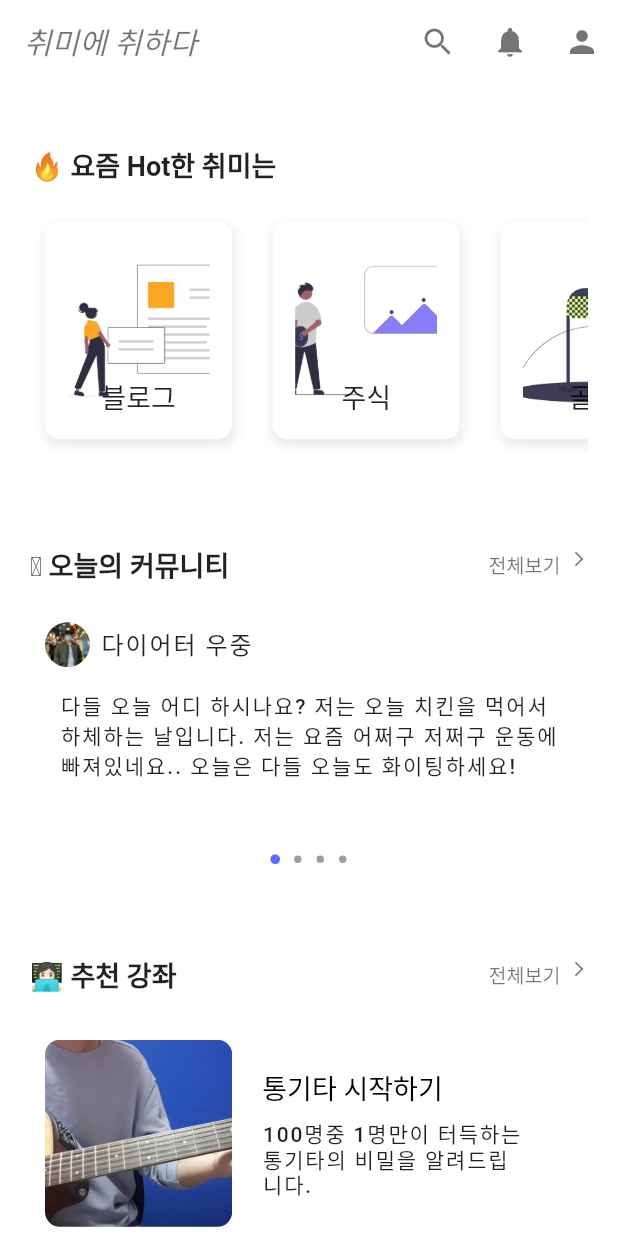
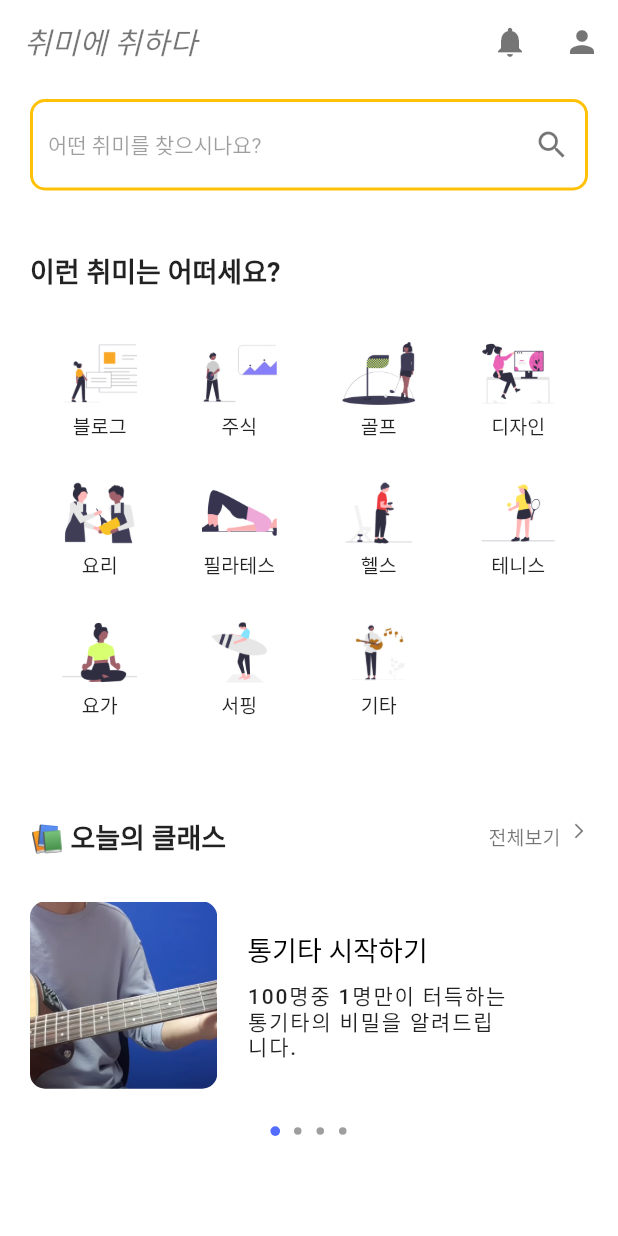
Before and after one commit to PoomAt-E/hobby-mate, a Flutter app: the HomeScreen screen opened directly, on a phone screen of 412 x 824 dp. Run offline on Flutter 3.47's test engine with Material 2 defaults, Android fonts, the phone set to English and light mode, and no system bars; drawn by our look-alikes of smooth_page_indicator; our stand-ins replace chat_bubbles, chewie, cloud_firestore, dio, file_picker, firebase_core and 6 more; accounts and stored records are empty.

Commit message:
design: home 디자인 변경

```diff
--- a/lib/screen/main/home_screen.dart
+++ b/lib/screen/main/home_screen.dart
@@ -20,6 +20,7 @@ final popularPostProvider =
 class Hobby {
   final String title;
   final String icon;
+
   Hobby({required this.title, required this.icon});
 }
 
@@ -47,8 +48,13 @@ class HomeScreenState extends ConsumerState<HomeScreen> {
 
   final communityPageController = PageController();
   final classPageController = PageController();
+  int column = 0;
+
   @override
   Widget build(BuildContext context) {
+    column = hobbyList.length ~/ 4;
+    if(hobbyList.length % 4 != 0) column += 1;
+
     return Scaffold(
       appBar: AppBar(
         backgroundColor: Colors.white,
@@ -59,15 +65,6 @@ class HomeScreenState extends ConsumerState<HomeScreen> {
         ),
         leadingWidth: 0,
         actions: [
-          IconButton(
-            icon: const Icon(Icons.search, color: Colors.black54),
-            onPressed: () {
-              Navigator.push(
-                  context,
-                  MaterialPageRoute(
-                      builder: (context) => const SearchScreen()));
-            },
-          ),
           IconButton(
             icon: const Icon(Icons.notifications, color: Colors.black54),
             onPressed: () {},
@@ -83,96 +80,134 @@ class HomeScreenState extends ConsumerState<HomeScreen> {
           child:
               Column(crossAxisAlignment: CrossAxisAlignment.start, children: [
         const SizedBox(
-          height: 20,
+          height: 10,
         ),
+        Container(
+          margin: const EdgeInsets.symmetric(horizontal: 20),
+          child: InkWell(
+            onTap: () {
+              Navigator.push(
+                  context,
+                  MaterialPageRoute(
+                      builder: (context) => const SearchScreen()));
+            },
+            child: TextField(
+              enabled: false,
+              onTap: () {
+                Navigator.push(
+                    context,
+                    MaterialPageRoute(
+                        builder: (context) => const SearchScreen()));
+              },
+              decoration: InputDecoration(
+                hintText: '어떤 취미를 찾으시나요?',
+                hintStyle: const TextStyle(fontSize: 14),
+                border: OutlineInputBorder(
+                  borderRadius: BorderRadius.circular(5),
+                  borderSide: const BorderSide(color: Colors.amber, width: 2),
+                ),
+                disabledBorder: OutlineInputBorder(
+                  borderRadius: BorderRadius.circular(10),
+                  borderSide: const BorderSide(color: Colors.amber, width: 2),
+                ),
+                suffixIcon: const Icon(
+                  Icons.search,
+                  color: Colors.black54,
+                ),
+              ),
+            ),
+          ),
+        ),
+        const SizedBox(height: 20,),
         Container(
             padding: const EdgeInsets.symmetric(horizontal: 20, vertical: 20),
             color: Colors.white,
             child:
                 Column(crossAxisAlignment: CrossAxisAlignment.start, children: [
               const Padding(
-                  padding: EdgeInsets.only(bottom: 15),
+                  padding: EdgeInsets.only(bottom: 30),
                   child: Text(
-                    '🔥 요즘 Hot한 취미는',
+                    '이런 취미는 어떠세요?',
                     style: TextStyles.homeTitleTextStyle,
                   )),
               SizedBox(
                 width: double.infinity,
-                height: MediaQuery.of(context).size.height * 0.2,
-                child: HobbyBoxWidget(hobbyList: hobbyList, size: MediaQuery.of(context).size.height * 0.2),
+                height: 90*column.toDouble()+10,
+                child: HobbyBoxWidget(
+                    hobbyList: hobbyList,
               ),
-            ])),
-        const SizedBox(
-          height: 20,
-        ),
-        Container(
-            padding: const EdgeInsets.symmetric(horizontal: 20, vertical: 20),
-            color: Colors.white,
-            child:
-                Column(crossAxisAlignment: CrossAxisAlignment.start, children: [
-              Padding(
-                  padding: const EdgeInsets.only(bottom: 15),
-                  child: Row(
-                      mainAxisAlignment: MainAxisAlignment.spaceBetween,
-                      mainAxisSize: MainAxisSize.max,
-                      children: [
-                        const Text(
-                          '🪧 오늘의 커뮤니티',
-                          style: TextStyles.homeTitleTextStyle,
-                        ),
-                        InkWell(
-                          onTap: () =>
-                              ref.read(bottomNavProvider.notifier).state = 2,
-                          child: Row(
-                              crossAxisAlignment: CrossAxisAlignment.start,
-                              children: const [
-                                Text(
-                                  '전체보기  ',
-                                  style: TextStyle(
-                                      fontSize: 13, color: Colors.black54),
-                                ),
-                                Icon(
-                                  Icons.arrow_forward_ios,
-                                  size: 12,
-                                  color: Colors.black54,
-                                )
-                              ]),
-                        )
-                      ])),
-              Container(
-                height: MediaQuery.of(context).size.height * 0.2,
-                width: double.infinity,
-                alignment: Alignment.center,
-                child: PageView.builder(
-                    scrollDirection: Axis.horizontal,
-                    controller: communityPageController,
-                    physics: const BouncingScrollPhysics(),
-                    itemCount: 4,
-                    itemBuilder: (context, index) {
-                      return const CommunityBoxWidget();
-                    }),
-              ),
-              Container(
-                width: double.infinity,
-                alignment: Alignment.center,
-                child: SmoothPageIndicator(
-                    controller: communityPageController,
-                    count: 4,
-                    effect: const ScrollingDotsEffect(
-                      activeDotColor: Colors.indigoAccent,
-                      activeStrokeWidth: 10,
-                      activeDotScale: 1.7,
-                      maxVisibleDots: 5,
-                      radius: 8,
-                      spacing: 10,
-                      dotHeight: 5,
-                      dotWidth: 5,
-                    )),
-              )
-            ])),
-        const SizedBox(
-          height: 20,
-        ),
+            )])),
+        // const SizedBox(
+        //   height: 20,
+        // ),
+        // Container(
+        //     padding: const EdgeInsets.symmetric(horizontal: 20, vertical: 20),
+        //     color: Colors.white,
+        //     child:
+        //         Column(crossAxisAlignment: CrossAxisAlignment.start, children: [
+        //       Padding(
+        //           padding: const EdgeInsets.only(bottom: 15),
+        //           child: Row(
+        //               mainAxisAlignment: MainAxisAlignment.spaceBetween,
+        //               mainAxisSize: MainAxisSize.max,
+        //               children: [
+        //                 const Text(
+        //                   '🪧 오늘의 커뮤니티',
+        //                   style: TextStyles.homeTitleTextStyle,
+        //                 ),
+        //                 InkWell(
+        //                   onTap: () =>
+        //                       ref.read(bottomNavProvider.notifier).state = 2,
+        //                   child: Row(
+        //                       crossAxisAlignment: CrossAxisAlignment.start,
+        //                       children: const [
+        //                         Text(
+        //                           '전체보기  ',
+        //                           style: TextStyle(
+        //                               fontSize: 13, color: Colors.black54),
+        //                         ),
+        //                         Icon(
+        //                           Icons.arrow_forward_ios,
+        //                           size: 12,
+        //                           color: Colors.black54,
+        //                         )
+        //                       ]),
+        //                 )
+        //               ])),
+        //       Container(
+        //         height: MediaQuery.of(context).size.height * 0.2,
+        //         width: double.infinity,
+        //         alignment: Alignment.center,
+        //         child: PageView.builder(
+        //             scrollDirection: Axis.horizontal,
+        //             controller: communityPageController,
+        //             physics: const BouncingScrollPhysics(),
+        //             itemCount: 4,
+        //             itemBuilder: (context, index) {
+        //               return const CommunityBoxWidget();
+        //             }),
+        //       ),
+        //       Container(
+        //         width: double.infinity,
+        //         alignment: Alignment.center,
+        //         child: SmoothPageIndicator(
+        //             controller: communityPageController,
+        //             count: 4,
+        //             effect: const ScrollingDotsEffect(
+        //               activeDotColor: Colors.indigoAccent,
+        //               activeStrokeWidth: 10,
+        //               activeDotScale: 1.7,
+        //               maxVisibleDots: 5,
+        //               radius: 8,
+        //               spacing: 10,
+        //               dotHeight: 5,
+        //               dotWidth: 5,
+        //             )),
+        //       )
+        //     ])),
+        // const SizedBox(
+        //   height: 20,
+        // ),
         Container(
             padding: const EdgeInsets.symmetric(horizontal: 20, vertical: 10),
             color: Colors.white,
@@ -185,7 +220,7 @@ class HomeScreenState extends ConsumerState<HomeScreen> {
                       mainAxisSize: MainAxisSize.max,
                       children: [
                         const Text(
-                          '👩🏻‍💻 추천 강좌',
+                          '📚 오늘의 클래스',
                           style: TextStyles.homeTitleTextStyle,
                         ),
                         InkWell(
@@ -193,7 +228,7 @@ class HomeScreenState extends ConsumerState<HomeScreen> {
                               ref.read(bottomNavProvider.notifier).state = 1,
                           child: const Row(
                               crossAxisAlignment: CrossAxisAlignment.start,
-                              children:  [
+                              children: [
                                 Text(
                                   '전체보기  ',
                                   style: TextStyle(
--- a/lib/style/style.dart
+++ b/lib/style/style.dart
@@ -66,7 +66,7 @@ class TextStyles {
       letterSpacing: 1.2);
 
   static const TextStyle hobbyTitleTextStyle = TextStyle(
-      color: Colors.black87, fontSize: 18, fontWeight: FontWeight.w500);
+      color: Colors.black87, fontSize: 13, fontWeight: FontWeight.w500);
   static const TextStyle classWeekTitleTextStyle =
       TextStyle(color: Colors.black, fontSize: 17, fontWeight: FontWeight.w500);
   static const TextStyle classWeekContentTextStyle = TextStyle(
--- a/lib/widget/home/class_box.dart
+++ b/lib/widget/home/class_box.dart
@@ -20,7 +20,7 @@ class _ClassBoxWidgetState extends State<ClassBoxWidget> {
                     const ClassDetailScreen()) // 리버팟 적용된 HomeScreen 만들기
             ),
         child: Container(
-            padding: const EdgeInsets.symmetric(vertical: 15, horizontal: 10),
+            padding: const EdgeInsets.symmetric(vertical: 15,),
             decoration: BoxDecoration(
               borderRadius: BorderRadius.circular(10),
             ),
--- a/lib/widget/home/hobby_box.dart
+++ b/lib/widget/home/hobby_box.dart
@@ -4,62 +4,46 @@ import 'package:hobby_mate/style/style.dart';
 import '../../screen/main/home_screen.dart';
 
 class HobbyBoxWidget extends StatefulWidget {
-  const HobbyBoxWidget({super.key, required this.hobbyList, required this.size});
+  const HobbyBoxWidget({super.key, required this.hobbyList});
 
   final List<Hobby> hobbyList;
-  final double size;
 
   @override
   State<HobbyBoxWidget> createState() => _HobbyBoxWidgetState();
 }
 
 class _HobbyBoxWidgetState extends State<HobbyBoxWidget> {
+
   @override
   Widget build(BuildContext context) {
-    final boxWidthSize = MediaQuery.of(context).size.width * 0.3;
-    return
-      ListView.builder(
-        scrollDirection: Axis.horizontal,
+    return GridView.builder(gridDelegate: const SliverGridDelegateWithFixedCrossAxisCount(
+        crossAxisCount: 4, //1 개의 행에 보여줄 item 개수
+        childAspectRatio: 1 / 1, //item 의 가로 2, 세로 2 의 비율
+        mainAxisSpacing: 0, //수평 Padding
+      crossAxisSpacing: 0
+      ),
         shrinkWrap: true,
         itemCount: widget.hobbyList.length,
         itemBuilder: (context, index) {
-          return Container(
-            margin:
-                const EdgeInsets.only(right: 17, top: 10, bottom: 10, left: 10),
-            decoration: BoxDecoration(
-                borderRadius: BorderRadius.circular(10),
-                color: Colors.white,
-                boxShadow: const [
-                  BoxShadow(
-                    color: Color.fromARGB(21, 0, 0, 0),
-                    blurRadius: 5,
-                    spreadRadius: 1,
-                    offset: Offset(1, 3),
-                  )
-                ]),
-            // border: Border.all(color: Colors.black26, width: 1)),
-            height: widget.size - 40,
-            width: widget.size - 40,
-            padding: const EdgeInsets.all(15),
-            child: Stack(
-              alignment: Alignment.bottomCenter,
+          return SizedBox(
+            height: 80,
+            width: 80,
+            child: Column(
               children: [
                 Container(
-                    width: widget.size - 40,
-                    height: widget.size - 40,
+                    width: 50,
+                    height: 50,
                     decoration: BoxDecoration(
                         borderRadius: BorderRadius.circular(10),
                         image: DecorationImage(
                           fit: BoxFit.cover,
                           image: AssetImage(widget.hobbyList[index].icon),
                         ))),
-                Positioned(bottom: 0,
-                    child: Text(
+                Text(
                   widget.hobbyList[index].title,
                   style: TextStyles.hobbyTitleTextStyle,
-                ))
+                )
               ])
-
 
           );
         });
```
Also changed, not shown: lib/screen/chat/chat_screen.dart (+4 -3 lines), lib/screen/main/search_screen.dart (+59 -31 lines).
